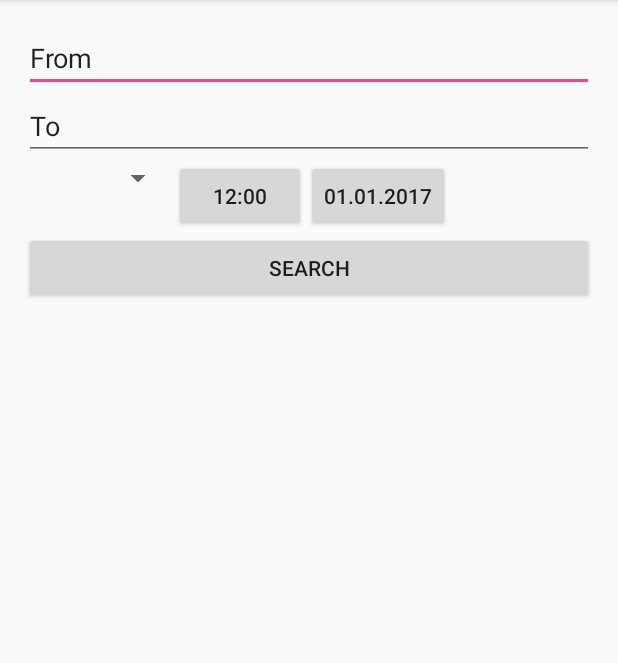
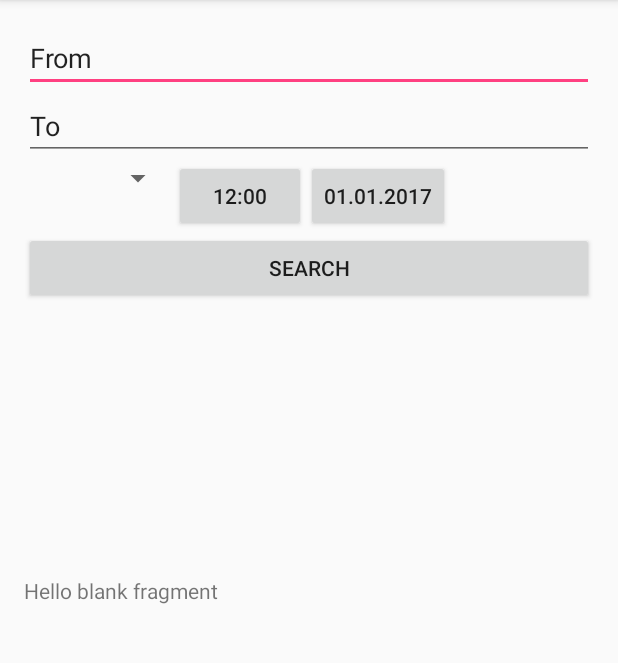
Before and after one commit to IDIjana/FahrplanApp, an Android app: the screen it shows after launch (MainActivity), after a tap on "SEARCH", on a phone screen of 412 x 824 dp, the part 84-747 px from its top. Run offline under Robolectric (Android 15) with nearby library versions, the phone set to English and light mode, and no system bars; libraries missing offline, so code that uses them is left out: ch.schoeb.opendatatransport; network calls fail.

Commit message:
Prepared main activity to react on search button

```diff
--- a/app/src/main/java/ch/hsr/se/mas/fahrplanapp/ConnectionSearchFragment.java
+++ b/app/src/main/java/ch/hsr/se/mas/fahrplanapp/ConnectionSearchFragment.java
@@ -7,78 +7,53 @@ import android.support.v4.app.Fragment;
 import android.view.LayoutInflater;
 import android.view.View;
 import android.view.ViewGroup;
+import android.widget.Button;
+
+import java.util.Date;
 
 
-/**
- * A simple {@link Fragment} subclass.
- * Activities that contain this fragment must implement the
- * {@link ConnectionSearchFragment.OnFragmentInteractionListener} interface
- * to handle interaction events.
- * Use the {@link ConnectionSearchFragment#newInstance} factory method to
- * create an instance of this fragment.
- */
 public class ConnectionSearchFragment extends Fragment {
-    // TODO: Rename parameter arguments, choose names that match
-    // the fragment initialization parameters, e.g. ARG_ITEM_NUMBER
-    private static final String ARG_PARAM1 = "param1";
-    private static final String ARG_PARAM2 = "param2";
+    private Date searchDate;
 
-    // TODO: Rename and change types of parameters
-    private String mParam1;
-    private String mParam2;
-
-    private OnFragmentInteractionListener mListener;
+    private ConnectionSearchFragmentInteractionListener mListener;
 
     public ConnectionSearchFragment() {
-        // Required empty public constructor
+        searchDate = new Date(System.currentTimeMillis());
     }
 
-    /**
-     * Use this factory method to create a new instance of
-     * this fragment using the provided parameters.
-     *
-     * @param param1 Parameter 1.
-     * @param param2 Parameter 2.
-     * @return A new instance of fragment ConnectionSearchFragment.
-     */
-    // TODO: Rename and change types and number of parameters
-    public static ConnectionSearchFragment newInstance(String param1, String param2) {
-        ConnectionSearchFragment fragment = new ConnectionSearchFragment();
-        Bundle args = new Bundle();
-        args.putString(ARG_PARAM1, param1);
-        args.putString(ARG_PARAM2, param2);
-        fragment.setArguments(args);
-        return fragment;
-    }
 
     @Override
     public void onCreate(Bundle savedInstanceState) {
         super.onCreate(savedInstanceState);
-        if (getArguments() != null) {
-            mParam1 = getArguments().getString(ARG_PARAM1);
-            mParam2 = getArguments().getString(ARG_PARAM2);
-        }
     }
 
     @Override
-    public View onCreateView(LayoutInflater inflater, ViewGroup container,
-                             Bundle savedInstanceState) {
+    public View onCreateView(LayoutInflater inflater, ViewGroup container, Bundle savedInstanceState) {
         // Inflate the layout for this fragment
-        return inflater.inflate(R.layout.fragment_connection_search, container, false);
+        View view = inflater.inflate(R.layout.fragment_connection_search, container, false);
+
+        Button btn = (Button) view.findViewById(R.id.button_search);
+        btn.setOnClickListener(new View.OnClickListener() {
+            @Override
+            public void onClick(View v) {
+                onSearchButtonPressed();
+            }
+        });
+
+        return view;
     }
 
-    // TODO: Rename method, update argument and hook method into UI event
-    public void onButtonPressed(Uri uri) {
+    public void onSearchButtonPressed() {
         if (mListener != null) {
-            mListener.onFragmentInteraction(uri);
+            mListener.onSearchStarted();
         }
     }
 
     @Override
     public void onAttach(Context context) {
         super.onAttach(context);
-        if (context instanceof OnFragmentInteractionListener) {
-            mListener = (OnFragmentInteractionListener) context;
+        if (context instanceof ConnectionSearchFragmentInteractionListener) {
+            mListener = (ConnectionSearchFragmentInteractionListener) context;
         } else {
             throw new RuntimeException(context.toString()
                     + " must implement OnFragmentInteractionListener");
@@ -91,18 +66,7 @@ public class ConnectionSearchFragment extends Fragment {
         mListener = null;
     }
 
-    /**
-     * This interface must be implemented by activities that contain this
-     * fragment to allow an interaction in this fragment to be communicated
-     * to the activity and potentially other fragments contained in that
-     * activity.
-     * <p>
-     * See the Android Training lesson <a href=
-     * "http://developer.android.com/training/basics/fragments/communicating.html"
-     * >Communicating with Other Fragments</a> for more information.
-     */
-    public interface OnFragmentInteractionListener {
-        // TODO: Update argument type and name
-        void onFragmentInteraction(Uri uri);
+    public interface ConnectionSearchFragmentInteractionListener {
+        void onSearchStarted();
     }
 }
--- a/app/src/main/java/ch/hsr/se/mas/fahrplanapp/MainActivity.java
+++ b/app/src/main/java/ch/hsr/se/mas/fahrplanapp/MainActivity.java
@@ -1,10 +1,9 @@
 package ch.hsr.se.mas.fahrplanapp;
 
 import android.content.Intent;
+import android.net.Uri;
 import android.support.v7.app.AppCompatActivity;
 import android.os.Bundle;
-import android.view.View;
-import android.widget.Button;
 
 import android.support.design.widget.NavigationView;
 import android.support.v4.view.GravityCompat;
@@ -15,7 +14,9 @@ import android.view.Menu;
 import android.view.MenuItem;
 
 public class MainActivity extends AppCompatActivity
-        implements NavigationView.OnNavigationItemSelectedListener{
+        implements NavigationView.OnNavigationItemSelectedListener,
+        ConnectionSearchFragment.ConnectionSearchFragmentInteractionListener,
+        ConnectionOverviewFragment.OnFragmentInteractionListener{
 
     @Override
     protected void onCreate(Bundle savedInstanceState) {
@@ -33,14 +34,6 @@ public class MainActivity extends AppCompatActivity
 
         NavigationView navigationView = (NavigationView) findViewById(R.id.nav_view);
         navigationView.setNavigationItemSelectedListener(this);
-
-        Button btn = (Button) findViewById(R.id.button_search);
-        btn.setOnClickListener(new View.OnClickListener() {
-            @Override
-            public void onClick(View v) {
-                LoadConnections();
-            }
-        });
     }
 
     @Override
@@ -55,19 +48,14 @@ public class MainActivity extends AppCompatActivity
 
     @Override
     public boolean onCreateOptionsMenu(Menu menu) {
-        // Inflate the menu; this adds items to the action bar if it is present.
         getMenuInflater().inflate(R.menu.main, menu);
         return true;
     }
 
     @Override
     public boolean onOptionsItemSelected(MenuItem item) {
-        // Handle action bar item clicks here. The action bar will
-        // automatically handle clicks on the Home/Up button, so long
-        // as you specify a parent activity in AndroidManifest.xml.
         int id = item.getItemId();
 
-        //noinspection SimplifiableIfStatement
         if (id == R.id.action_settings) {
             return true;
         }
@@ -77,12 +65,11 @@ public class MainActivity extends AppCompatActivity
 
     @Override
     public boolean onNavigationItemSelected(MenuItem item) {
-        // Handle navigation view item clicks here.
         int id = item.getItemId();
 
         switch (id){
             case R.id.directions:
-                Intent intent = new Intent(this, AboutActivity.class);
+                Intent intent = new Intent(this, MainActivity.class);
                 startActivity(intent);
                 break;
             case R.id.about:
@@ -98,7 +85,13 @@ public class MainActivity extends AppCompatActivity
         return true;
     }
 
-    private void LoadConnections() {
+    @Override
+    public void onSearchStarted() {
         new SearchConnectionsAsyncTask().execute();
     }
+
+    @Override
+    public void onFragmentInteraction(Uri uri) {
+
+    }
 }
--- a/app/src/main/res/layout/content_main.xml
+++ b/app/src/main/res/layout/content_main.xml
@@ -1,5 +1,5 @@
 <?xml version="1.0" encoding="utf-8"?>
-<RelativeLayout xmlns:android="http://schemas.android.com/apk/res/android"
+<LinearLayout xmlns:android="http://schemas.android.com/apk/res/android"
     xmlns:app="http://schemas.android.com/apk/res-auto"
     xmlns:tools="http://schemas.android.com/tools"
     android:id="@+id/content_main"
@@ -9,69 +9,25 @@
     android:paddingLeft="@dimen/activity_horizontal_margin"
     android:paddingRight="@dimen/activity_horizontal_margin"
     android:paddingTop="@dimen/activity_vertical_margin"
+    android:orientation="vertical"
     app:layout_behavior="@string/appbar_scrolling_view_behavior"
     tools:context="ch.hsr.se.mas.fahrplanapp.MainActivity"
     tools:showIn="@layout/app_bar_main">
 
-    <AutoCompleteTextView
-        android:id="@+id/text_from"
-        android:layout_width="wrap_content"
-        android:layout_height="wrap_content"
-        android:layout_alignParentTop="true"
-        android:layout_alignParentStart="true"
-        android:layout_alignParentEnd="true"
-        android:layout_centerHorizontal="true"
-        android:text="From"
-        android:labelFor="@id/text_from"
-        tools:ignore="HardcodedText" />
+    <fragment
+        android:id="@+id/fragment_search"
+        android:name="ch.hsr.se.mas.fahrplanapp.ConnectionSearchFragment"
+        android:layout_width="match_parent"
+        android:layout_height="0dp"
+        android:layout_weight="1"
+        tools:layout="@layout/fragment_connection_search" />
 
-    <AutoCompleteTextView
-        android:id="@+id/text_to"
-        android:layout_width="wrap_content"
-        android:layout_height="wrap_content"
-        android:layout_alignParentStart="true"
-        android:layout_alignParentEnd="true"
-        android:layout_centerHorizontal="true"
-        android:layout_below="@id/text_from"
-        android:text="To"
-        android:labelFor="@id/text_to"
-        tools:ignore="HardcodedText" />
+    <fragment
+        android:id="@+id/fragment_search_results"
+        android:name="ch.hsr.se.mas.fahrplanapp.ConnectionOverviewFragment"
+        android:layout_width="match_parent"
+        android:layout_height="0dp"
+        android:layout_weight="1"
+        tools:layout="@layout/fragment_connection_overview" />
 
-    <Spinner
-        android:layout_width="100dp"
-        android:layout_height="wrap_content"
-        android:layout_below="@+id/text_to"
-        android:layout_alignParentStart="true"
-        android:id="@+id/selector_departure_arrival" />
-
-    <Button
-        android:layout_width="wrap_content"
-        android:layout_height="wrap_content"
-        android:text="12:00"
-        android:id="@+id/button_time_selection"
-        android:layout_toEndOf="@id/selector_departure_arrival"
-        android:layout_below="@id/text_to"
-        tools:ignore="HardcodedText" />
-
-    <Button
-        android:layout_width="wrap_content"
-        android:layout_height="wrap_content"
-        android:text="01.01.2017"
-        android:id="@+id/button_date_selection"
-        android:layout_toEndOf="@id/button_time_selection"
-        android:layout_below="@id/text_to"
-        tools:ignore="HardcodedText" />
-
-    <Button
-        android:layout_width="wrap_content"
-        android:layout_height="wrap_content"
-        android:text="@string/button_search"
-        android:id="@+id/button_search"
-        android:layout_alignParentStart="true"
-        android:layout_alignParentEnd="true"
-        android:layout_below="@id/button_time_selection"
-        tools:ignore="HardcodedText" />
-
-
-
-</RelativeLayout>
+</LinearLayout>
--- a/app/src/main/res/layout/fragment_connection_search.xml
+++ b/app/src/main/res/layout/fragment_connection_search.xml
@@ -1,13 +1,66 @@
-<FrameLayout xmlns:android="http://schemas.android.com/apk/res/android"
+<RelativeLayout xmlns:android="http://schemas.android.com/apk/res/android"
     xmlns:tools="http://schemas.android.com/tools"
     android:layout_width="match_parent"
     android:layout_height="match_parent"
     tools:context="ch.hsr.se.mas.fahrplanapp.ConnectionSearchFragment">
 
-    <!-- TODO: Update blank fragment layout -->
-    <TextView
-        android:layout_width="match_parent"
-        android:layout_height="match_parent"
-        android:text="@string/hello_blank_fragment" />
+    <AutoCompleteTextView
+        android:id="@+id/text_from"
+        android:layout_width="wrap_content"
+        android:layout_height="wrap_content"
+        android:layout_alignParentTop="true"
+        android:layout_alignParentStart="true"
+        android:layout_alignParentEnd="true"
+        android:layout_centerHorizontal="true"
+        android:text="From"
+        android:labelFor="@id/text_from"
+        tools:ignore="HardcodedText" />
 
-</FrameLayout>
+    <AutoCompleteTextView
+        android:id="@+id/text_to"
+        android:layout_width="wrap_content"
+        android:layout_height="wrap_content"
+        android:layout_alignParentStart="true"
+        android:layout_alignParentEnd="true"
+        android:layout_centerHorizontal="true"
+        android:layout_below="@id/text_from"
+        android:text="To"
+        android:labelFor="@id/text_to"
+        tools:ignore="HardcodedText" />
+
+    <Spinner
+        android:layout_width="100dp"
+        android:layout_height="wrap_content"
+        android:layout_below="@+id/text_to"
+        android:layout_alignParentStart="true"
+        android:id="@+id/selector_departure_arrival" />
+
+    <Button
+        android:layout_width="wrap_content"
+        android:layout_height="wrap_content"
+        android:text="12:00"
+        android:id="@+id/button_time_selection"
+        android:layout_toEndOf="@id/selector_departure_arrival"
+        android:layout_below="@id/text_to"
+        tools:ignore="HardcodedText" />
+
+    <Button
+        android:layout_width="wrap_content"
+        android:layout_height="wrap_content"
+        android:text="01.01.2017"
+        android:id="@+id/button_date_selection"
+        android:layout_toEndOf="@id/button_time_selection"
+        android:layout_below="@id/text_to"
+        tools:ignore="HardcodedText" />
+
+    <Button
+        android:layout_width="wrap_content"
+        android:layout_height="wrap_content"
+        android:text="@string/button_search"
+        android:id="@+id/button_search"
+        android:layout_alignParentStart="true"
+        android:layout_alignParentEnd="true"
+        android:layout_below="@id/button_time_selection"
+        tools:ignore="HardcodedText" />
+
+</RelativeLayout>
```
